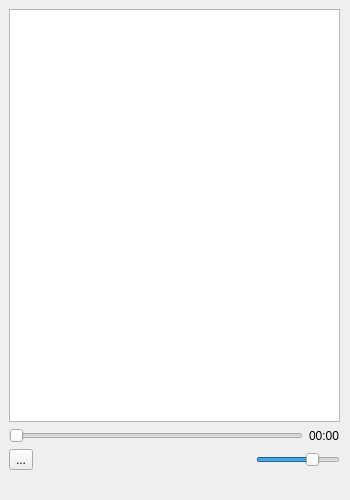
Above: form.ui from wzykubek/openfm-qt before the change. Below: the same form after it.
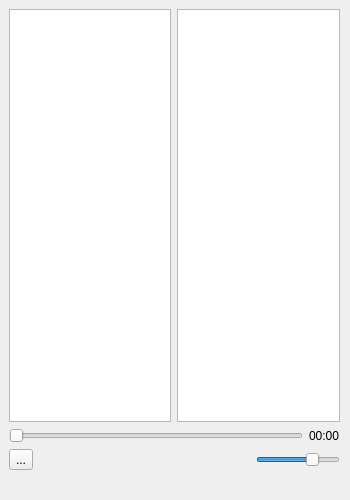
That is the form after the change.

Commit message: Add second listWidget to display stations

```diff
--- a/form.ui
+++ b/form.ui
@@ -43,7 +43,14 @@
     </property>
     <layout class="QVBoxLayout" name="verticalLayout">
      <item>
-      <widget class="QListWidget" name="listWidget"/>
+      <layout class="QHBoxLayout" name="horizontalLayout">
+       <item>
+        <widget class="QListWidget" name="groupslistWidget"/>
+       </item>
+       <item>
+        <widget class="QListWidget" name="stationslistWidget"/>
+       </item>
+      </layout>
      </item>
      <item>
       <layout class="QHBoxLayout" name="horizontalLayout_3">
```
The commit also changes 1 other file.
